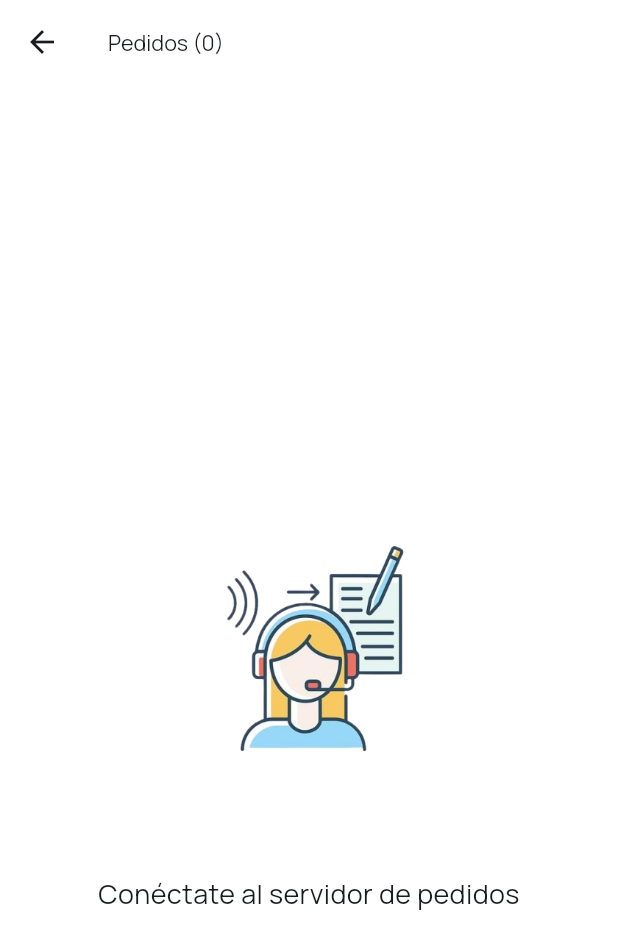
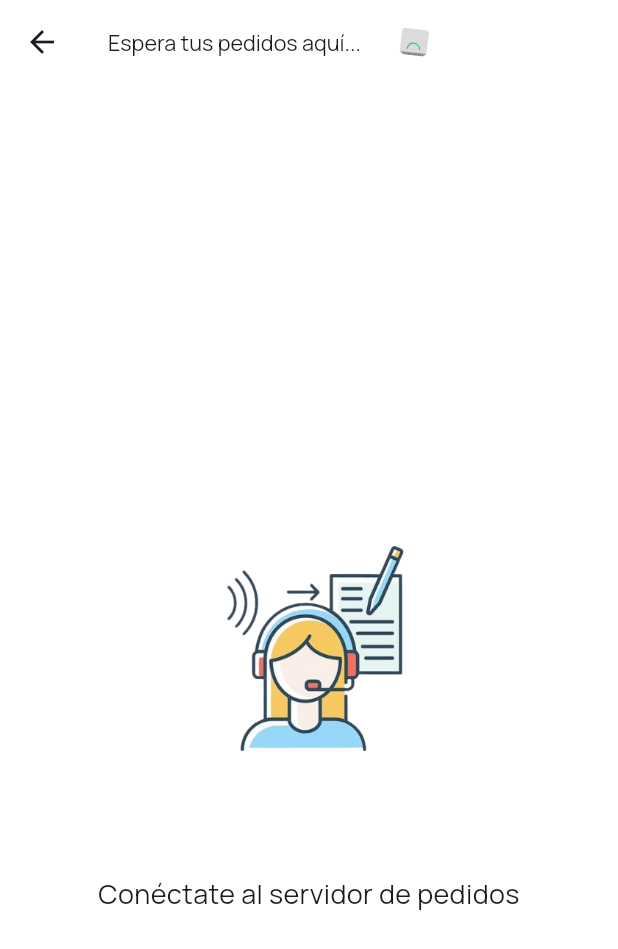
Before and after one commit to luchinsol/SOLVIDA2025, a Flutter app: the DrivePedidos2 screen opened directly, on a phone screen of 412 x 824 dp. Shown: the top 949 px of the screen. Run offline on Flutter 3.47's test engine with Material 3 defaults, Android fonts, the phone set to English and light mode, and no system bars; our stand-ins replace another_flushbar, badges, cached_network_image, connectivity_plus, curved_navigation_bar, flutter_animate and 14 more; missing offline and left inert: flutter_overlay_window, flutter_polyline_points; accounts and stored records are empty; statements that could not run were skipped; project files that could hold a hidden picture were left out.

Commit message:
Cambios luis

```diff
--- a/lib/cliente/inicios/login.dart
+++ b/lib/cliente/inicios/login.dart
@@ -617,7 +617,7 @@ class _PreloginState extends State<Prelogin> {
                                             //SI NO TIENE UBICACIONES INGRESA A UBICACION
                                           } else {
                                             //print("NO tiene unibicaciones");
-                                            context.go('/client/localizacion');
+                                            context.go('/localizacion');
                                           }
 
                                           //SI ES CONDUCTOR
--- a/lib/conductor/views/historial.dart
+++ b/lib/conductor/views/historial.dart
@@ -33,6 +33,7 @@ class _HistorialState extends State<Historial> {
   int _selectedIndex = -1;
 
   Future<void> getHistorialConductor(String fecha) async {
+    print("..... <<<<<<<<<< DETRO DEL HISTORIAL >>>>>><>>");
     try {
       int? idConductor = 0;
 
@@ -41,6 +42,7 @@ class _HistorialState extends State<Historial> {
       if (conductorProvider.conductor != null) {
         SharedPreferences tokenUser = await SharedPreferences.getInstance();
         String? token = tokenUser.getString('token');
+        print("...TOKEN");
         if (token == null) {
           return;
         }
@@ -51,6 +53,8 @@ class _HistorialState extends State<Historial> {
             pedidosConductor = [];
           });
         }
+        print("...todo los datos");
+        print("${idConductor} $fecha $token");
 
         var res = await http.get(
             Uri.parse('$microUrl/pedido_history/$idConductor/$fecha'),
--- a/lib/conductor/views/pedido2.dart
+++ b/lib/conductor/views/pedido2.dart
@@ -18,6 +18,7 @@ import 'package:flutter_screenutil/flutter_screenutil.dart';
 import 'package:go_router/go_router.dart';
 import 'package:google_fonts/google_fonts.dart';
 import 'package:google_maps_flutter/google_maps_flutter.dart';
+import 'package:lottie/lottie.dart' as lotie;
 import 'package:provider/provider.dart';
 import 'package:skeletonizer/skeletonizer.dart';
 import 'package:geocoding/geocoding.dart';
@@ -255,14 +256,30 @@ class _DrivePedidos2State extends State<DrivePedidos2> {
     return Scaffold(
       backgroundColor: const Color.fromARGB(255, 255, 255, 255),
       appBar: AppBar(
-        //foregroundColor: Colors.white,
-        //shadowColor: Colors.white,
-        backgroundColor: Colors.white,
+        backgroundColor: const Color.fromARGB(255, 255, 255, 255),
         title: Consumer<PedidosProvider2>(builder: (context, provider, child) {
-          return Text(
-            "Pedidos (${provider.getActivePedidos().length})",
-            style: GoogleFonts.manrope(fontSize: 16.sp),
-          );
+          return provider.getActivePedidos().isNotEmpty
+              ? Text(
+                  "Pedidos (${provider.getActivePedidos().length})",
+                  style: GoogleFonts.manrope(fontSize: 16.sp),
+                )
+              : Row(
+                  children: [
+                    Text(
+                      "Espera tus pedidos aquí...",
+                      style: GoogleFonts.manrope(fontSize: 16.sp),
+                    ),
+                    Container(
+                        height: 70.w,
+                        width: 70.w,
+                        decoration: BoxDecoration(
+                            borderRadius: BorderRadius.circular(20.r)
+                            // color: Colors.amber
+                            ),
+                        child: lotie.Lottie.asset(
+                            'lib/animaciones/carritovacio.json'))
+                  ],
+                );
         }),
       ),
       body: conexionProvider.hasInternet
--- a/lib/main.dart
+++ b/lib/main.dart
@@ -150,6 +150,11 @@ final GoRouter _router = GoRouter(
       },
     ),
     GoRoute(
+        path: '/localizacion',
+        builder: (BuildContext context, GoRouterState state) {
+          return const LocationPermissionScreen();
+        }),
+    GoRoute(
         path: '/drive',
         builder: (BuildContext context, GoRouterState state) {
           //NotificationsService().silenceNotifications(false);
@@ -214,11 +219,6 @@ final GoRouter _router = GoRouter(
               path: 'ubicacion',
               builder: (BuildContext context, GoRouterState state) {
                 return const FormUbi();
-              }),
-          GoRoute(
-              path: 'localizacion',
-              builder: (BuildContext context, GoRouterState state) {
-                return const LocationPermissionScreen();
               }),
           GoRoute(
             path: 'confirmarubicacion/:direccion',
```
